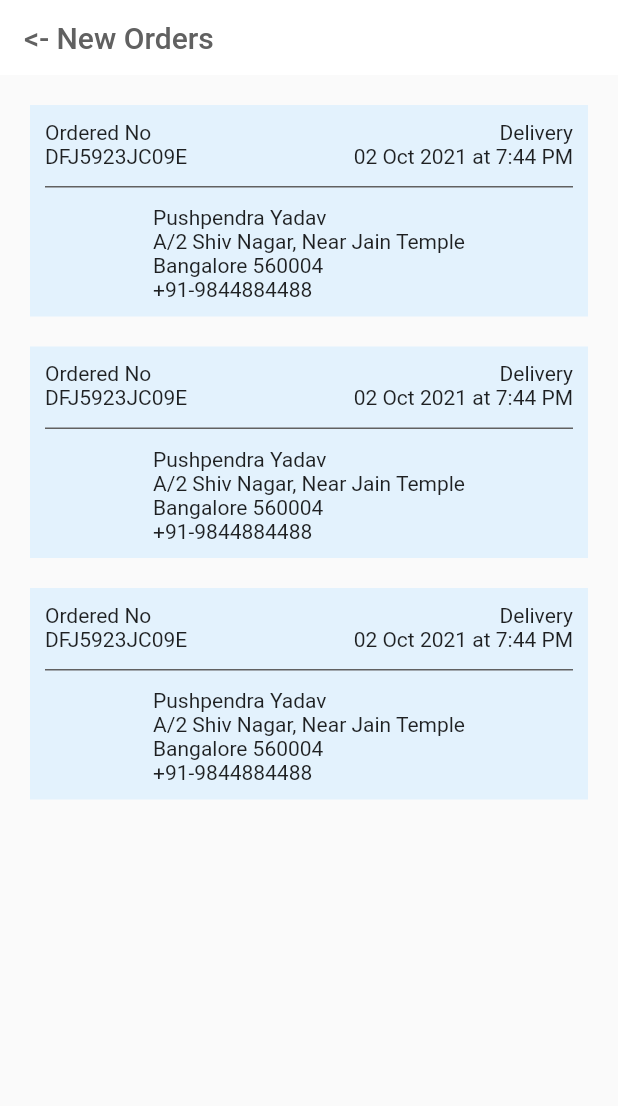
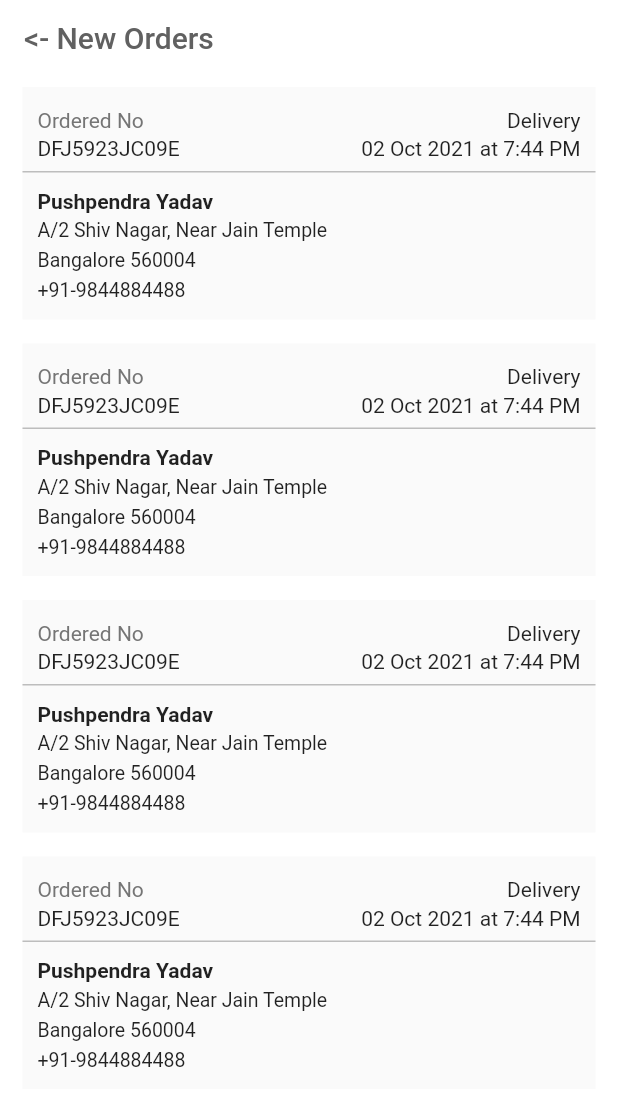
Before and after one commit to sanctum006/demo, a Flutter app: the screen it shows after launch, on a phone screen of 412 x 824 dp. Shown: the top 1106 px of the screen. Run offline on Flutter 3.47's test engine with Material 2 defaults, Android fonts, the phone set to English and light mode, and no system bars.

Commit message:
improved ui

```diff
--- a/lib/main.dart
+++ b/lib/main.dart
@@ -7,3 +7,9 @@ void main() {
     home: NewOrdersPage(),
   ));
 }
+
+
+// 1. Error
+// 2. no order / no data
+// 3. Waiting / Loader
+// 4. Data received
--- a/lib/ui/new_orders_page.dart
+++ b/lib/ui/new_orders_page.dart
@@ -36,22 +36,52 @@ class _NewOrdersPageState extends State<NewOrdersPage> {
       'pinCode': '560004',
       'mobile': '+91-9844884488'
     },
+    {
+      'orderNo': 'DFJ5923JC09E',
+      'name': 'Pushpendra Yadav',
+      'delivery': '02 Oct 2021 at 7:44 PM',
+      'address': 'A/2 Shiv Nagar, Near Jain Temple',
+      'city': 'Bangalore',
+      'pinCode': '560004',
+      'mobile': '+91-9844884488'
+    },
   ];
+
+  Future fetchNewOrders() async {
+    return lists;
+  }
 
   @override
   Widget build(BuildContext context) {
     return Scaffold(
+      backgroundColor: Colors.white,
       appBar: PreferredSize(
           preferredSize: Size.fromHeight(50), child: CustomNewOrdersAppBar()),
-        body: Center(
-          child: Padding(
-            padding: const EdgeInsets.all(20.0),
-            child: ListView.builder(
-                itemCount: 3,
+      body: FutureBuilder(
+        future: fetchNewOrders(), // async work
+        builder: (BuildContext context, AsyncSnapshot snapshot) {
+          if (snapshot.connectionState == ConnectionState.none &&
+              snapshot.hasData == null) {
+            //print('project snapshot data is: ${projectSnap.data}');
+            return Container();
+          }
+
+          return ListView.builder(
+              itemCount: snapshot.data.length,
               itemBuilder: (BuildContext context, int index) {
                 return customNewOrdersCard(context, lists, index);
-                }),
+              });
+        },
       ),
+      // body: Center(
+      //   child: Padding(
+      //     padding: const EdgeInsets.all(20.0),
+      //     child: ListView.builder(
+      //         itemCount: 3,
+      //         itemBuilder: (BuildContext context, int index) {
+      //           return customNewOrdersCard(context, lists, index);
+      //         }),
+      //   ),
       // SingleChildScrollView(
       // scrollDirection: Axis.vertical,
       // child: Padding(
@@ -60,7 +90,7 @@ class _NewOrdersPageState extends State<NewOrdersPage> {
       //     children: [Text('asd')],
       //   ),
       // ))
-        )
+      // )
       // body:
     );
   }
@@ -68,45 +98,63 @@ class _NewOrdersPageState extends State<NewOrdersPage> {
 
 Container customNewOrdersCard(BuildContext context, List lists, int index) {
   return Container(
-    padding: EdgeInsets.all(10),
-    margin: EdgeInsets.only(bottom: 20),
-    color: Colors.blue[50],
+    margin: EdgeInsets.symmetric(horizontal: 15, vertical: 8),
+    color: Colors.grey[50],
     child: Column(
       children: [
-        Row(
+        Padding(
+          padding: const EdgeInsets.fromLTRB(10, 5, 10, 0),
+          child: Row(
             mainAxisAlignment: MainAxisAlignment.spaceBetween,
             crossAxisAlignment: CrossAxisAlignment.center,
             children: [
               Column(
                 crossAxisAlignment: CrossAxisAlignment.start,
                 children: [
-                Text('Ordered No'),
+                  Text('Ordered No',
+                      style: TextStyle(color: Colors.grey[600], height: 2)),
                   Text(lists[index]['orderNo']),
                 ],
               ),
               Column(
                 crossAxisAlignment: CrossAxisAlignment.end,
                 children: [
-                Text('Delivery'),
+                  Text('Delivery', style: TextStyle(height: 2)),
                   Text(lists[index]['delivery']),
                 ],
               ),
             ],
           ),
+        ),
         Divider(
-          color: Colors.grey[700],
-          height: 25,
+          color: Colors.grey[400],
+          height: 15,
           thickness: 1,
         ),
-        Column(
+        Padding(
+          padding: const EdgeInsets.fromLTRB(10, 0, 10, 10),
+          child: Row(
             mainAxisAlignment: MainAxisAlignment.start,
             crossAxisAlignment: CrossAxisAlignment.start,
             children: [
-            Text(lists[index]['name']),
-            Text(lists[index]['address']),
-            Text(lists[index]['city'] + ' ' + lists[index]['pinCode']),
-            Text(lists[index]['mobile']),
+              Column(
+                crossAxisAlignment: CrossAxisAlignment.start,
+                children: [
+                  Text(lists[index]['name'],
+                      style: TextStyle(
+                        fontWeight: FontWeight.bold,
+                        height: 1.5,
+                      )),
+                  Text(lists[index]['address'],
+                      style: TextStyle(height: 1.5, fontSize: 13)),
+                  Text(lists[index]['city'] + ' ' + lists[index]['pinCode'],
+                      style: TextStyle(height: 1.5, fontSize: 13)),
+                  Text(lists[index]['mobile'],
+                      style: TextStyle(height: 1.5, fontSize: 13)),
                 ],
+              )
+            ],
+          ),
         ),
       ],
     ),
```
Lines whose indentation alone changed are shown as unchanged.
